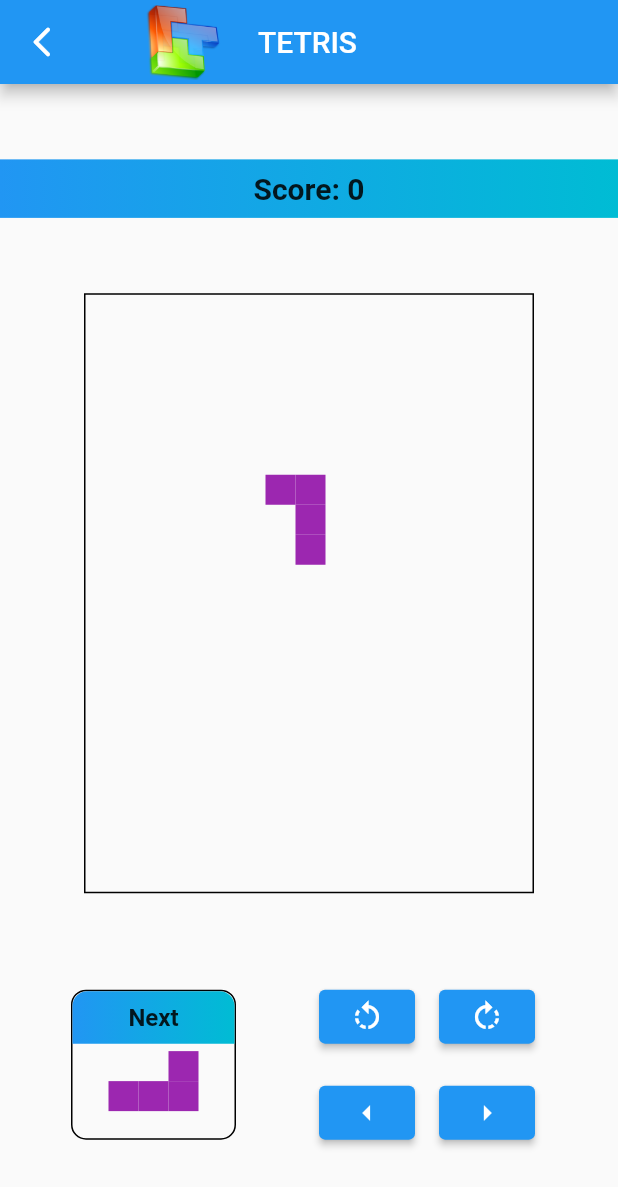
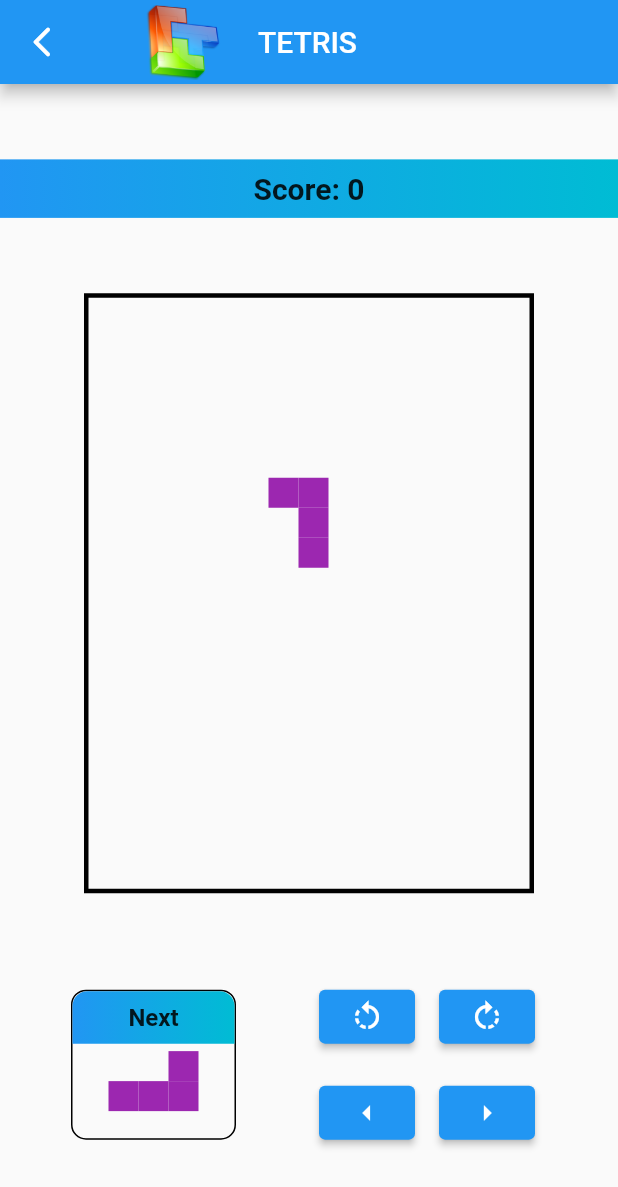
Before and after one commit to M074MED/Tetris_App_arabic_version, a Flutter app: the GamePage screen opened by its route, after a tap on the "rotate left" icon, on a phone screen of 412 x 824 dp. Shown: the top 1187 px of the screen. Run offline on Flutter 3.47's test engine with Material 2 defaults, Android fonts, the light colour scheme and no system bars.

Commit message:
add vibration and border color changer

```diff
--- a/lib/blocks/block.dart
+++ b/lib/blocks/block.dart
@@ -7,6 +7,7 @@ class Block {
   List<Point> points = [Point(0, 0), Point(0, 0), Point(0, 0), Point(0, 0)];
   late Point rotationCenter;
   late Color color;
+  int movementNum = 0;
 
   void move(MoveDir dir) {
     switch (dir) {
@@ -15,6 +16,7 @@ class Block {
           points.forEach((p) {
             p.x--;
           });
+          movementNum++;
         }
         break;
       case MoveDir.right:
@@ -22,6 +24,7 @@ class Block {
           points.forEach((p) {
             p.x++;
           });
+          movementNum++;
         }
         break;
       case MoveDir.down:
@@ -50,7 +53,9 @@ class Block {
     });
     if (!canMoveToSide(0)) {
       rotateLeft();
+      movementNum--;
     }
+    movementNum++;
   }
 
   void rotateLeft() {
@@ -61,7 +66,9 @@ class Block {
     });
     if (!canMoveToSide(0)) {
       rotateRight();
+      movementNum--;
     }
+    movementNum++;
   }
 
   bool isAtBottom() {
--- a/lib/pages/game_page.dart
+++ b/lib/pages/game_page.dart
@@ -1,10 +1,14 @@
 import 'dart:async';
+import 'dart:math';
+import 'package:collection/collection.dart';
 
 import 'package:flutter/material.dart';
+import 'package:flutter/services.dart';
 import 'package:tetris_app/blocks/Iblock.dart';
 import 'package:tetris_app/blocks/Lblock.dart';
 import 'package:tetris_app/blocks/alivePoints.dart';
 import 'package:tetris_app/blocks/block.dart';
+import 'package:tetris_app/main.dart';
 import 'package:tetris_app/pages/helper.dart';
 
 import '../blocks/Jblock.dart';
@@ -12,6 +16,7 @@ import '../blocks/SQblock.dart';
 import '../blocks/Sblock.dart';
 import '../blocks/Tblock.dart';
 import '../blocks/Zblock.dart';
+import '../blocks/point.dart';
 
 enum LastButtonPressed { left, right, rotateLeft, rotateRight, none }
 enum MoveDir { left, right, down }
@@ -39,6 +44,9 @@ class _GamePageState extends State<GamePage> {
   List<AlivePoint> alivePoints = [];
   int score = 0;
   bool gameOver = false;
+  Color? borderColor;
+  double meanHeight = 0;
+  int maxHeight = 0;
 
   @override
   void initState() {
@@ -65,23 +73,29 @@ class _GamePageState extends State<GamePage> {
             currentBlock!.move(MoveDir.left);
             if (isAboveOldBlock(Ydistance: 0)) {
               currentBlock!.move(MoveDir.right);
+              currentBlock!.movementNum--;
             }
             break;
           case LastButtonPressed.right:
             currentBlock!.move(MoveDir.right);
             if (isAboveOldBlock(Ydistance: 0)) {
               currentBlock!.move(MoveDir.left);
+              currentBlock!.movementNum--;
             }
             break;
           case LastButtonPressed.rotateLeft:
             currentBlock!.rotateLeft();
-            if (isAboveOldBlock(Ydistance: 0) || currentBlock!.isAtBottom() || currentBlock!.name == "SQBlock") {
+            if (isAboveOldBlock(Ydistance: 0) ||
+                currentBlock!.isAtBottom() ||
+                currentBlock!.name == "SQBlock") {
               currentBlock!.rotateRight();
             }
             break;
           case LastButtonPressed.rotateRight:
             currentBlock!.rotateRight();
-            if (isAboveOldBlock(Ydistance: 0) || currentBlock!.isAtBottom() || currentBlock!.name == "SQBlock") {
+            if (isAboveOldBlock(Ydistance: 0) ||
+                currentBlock!.isAtBottom() ||
+                currentBlock!.name == "SQBlock") {
               currentBlock!.rotateLeft();
             }
             break;
@@ -149,21 +163,184 @@ class _GamePageState extends State<GamePage> {
     return value;
   }
 
+  void highestPoint() {
+    Map<String, List<int>?> pointsY = {
+      "1 column": [20],
+      "2 column": [20],
+      "3 column": [20],
+      "4 column": [20],
+      "5 column": [20],
+      "6 column": [20],
+      "7 column": [20],
+      "8 column": [20],
+      "9 column": [20],
+      "10 column": [20],
+      "11 column": [20],
+      "12 column": [20],
+      "13 column": [20],
+      "14 column": [20],
+      "15 column": [20],
+    };
+    alivePoints.forEach((point) {
+      switch (point.x) {
+        case 0:
+          pointsY["1 column"]!.add(point.y);
+          break;
+        case 1:
+          pointsY["2 column"]!.add(point.y);
+          break;
+        case 2:
+          pointsY["3 column"]!.add(point.y);
+          break;
+        case 3:
+          pointsY["4 column"]!.add(point.y);
+          break;
+        case 4:
+          pointsY["5 column"]!.add(point.y);
+          break;
+        case 5:
+          pointsY["6 column"]!.add(point.y);
+          break;
+        case 6:
+          pointsY["7 column"]!.add(point.y);
+          break;
+        case 7:
+          pointsY["8 column"]!.add(point.y);
+          break;
+        case 8:
+          pointsY["9 column"]!.add(point.y);
+          break;
+        case 9:
+          pointsY["10 column"]!.add(point.y);
+          break;
+        case 10:
+          pointsY["11 column"]!.add(point.y);
+          break;
+        case 11:
+          pointsY["12 column"]!.add(point.y);
+          break;
+        case 12:
+          pointsY["13 column"]!.add(point.y);
+          break;
+        case 13:
+          pointsY["14 column"]!.add(point.y);
+          break;
+        case 14:
+          pointsY["15 column"]!.add(point.y);
+          break;
+        default:
+      }
+    });
+    List<int> mainPoints = [];
+    for (var i = 1; i <= 15; i++) {
+      mainPoints.add(20 - pointsY["$i column"]!.reduce(min));
+    }
+    Map<String, int> Cds = {
+      "1-2": 0,
+      "2-3": 0,
+      "3-4": 0,
+      "4-5": 0,
+      "5-6": 0,
+      "6-7": 0,
+      "7-8": 0,
+      "8-9": 0,
+      "9-10": 0,
+      "10-11": 0,
+      "11-12": 0,
+      "12-13": 0,
+      "13-14": 0,
+      "14-15": 0,
+      "15-15": 0,
+    };
+    for (int i = 1; i <= 15; i++) {
+      Cds["${i}-${i + 1 == 16 ? 15 : i + 1}"] =
+          mainPoints[i == 15 ? 14 : i] - mainPoints[i - 1];
+    }
+    print(Cds);
+    meanHeight = mainPoints.average;
+    maxHeight = mainPoints.reduce(max);
+    print("Points max: ${maxHeight} Points average:  ${meanHeight}");
+    // print('high Point 1 : ${pointsY["1 column"]!.reduce(min)}');
+    // print('high Point 2 : ${pointsY["2 column"]!.reduce(min)}');
+    // print('high Point 3 : ${pointsY["3 column"]!.reduce(min)}');
+    // print('high Point 4 : ${pointsY["4 column"]!.reduce(min)}');
+    // print('high Point 5 : ${pointsY["5 column"]!.reduce(min)}');
+    // print('high Point 6 : ${pointsY["6 column"]!.reduce(min)}');
+    // print('high Point 7 : ${pointsY["7 column"]!.reduce(min)}');
+    // print('high Point 8 : ${pointsY["8 column"]!.reduce(min)}');
+    // print('high Point 9 : ${pointsY["9 column"]!.reduce(min)}');
+    // print('high Point 10 : ${pointsY["10 column"]!.reduce(min)}');
+    // print('high Point 11 : ${pointsY["11 column"]!.reduce(min)}');
+    // print('high Point 12 : ${pointsY["12 column"]!.reduce(min)}');
+    // print('high Point 13 : ${pointsY["13 column"]!.reduce(min)}');
+    // print('high Point 14 : ${pointsY["14 column"]!.reduce(min)}');
+    // print('high Point 15 : ${pointsY["15 column"]!.reduce(min)}');
+  }
+
+  void changeBorderColor() {
+    if (currentBlock!.movementNum < 5) {
+      setState(() {
+        borderColor = Colors.green;
+      });
+      HapticFeedback.lightImpact();
+      HapticFeedback.lightImpact();
+      print("vibrate");
+    } else if (currentBlock!.movementNum < 7) {
+      setState(() {
+        borderColor = Colors.green;
+      });
+    } else if (currentBlock!.movementNum < 13) {
+      setState(() {
+        borderColor = Colors.yellowAccent;
+      });
+    } else {
+      setState(() {
+        borderColor = Colors.red.shade900;
+      });
+    }
+  }
+
+  // void vibrate() {
+  //   switch (currentBlock!.movementNum) {
+  //     case 3:
+  //       HapticFeedback.lightImpact();
+  //       print("vibrate");
+  //       break;
+  //     case 4:
+  //       HapticFeedback.lightImpact();
+  //       print("vibrate");
+  //       break;
+  //     default:
+  //   }
+  //   // if (currentBlock!.movementNum < 5) {
+  //   //   HapticFeedback.lightImpact();
+  //   //   print("vibrate");
+  //   //   HapticFeedback.lightImpact();
+  //   //   print("vibrate");
+  //   // }
+  // }
+
   void onTimeTick(Timer time) {
     if (currentBlock == null || gameOver) return;
 
     if (playerLost()) {
       gameOver = true;
     }
-
     // Check if the current block is at the bottom or above an old block
     if (currentBlock!.isAtBottom() || isAboveOldBlock()) {
+      changeBorderColor();
       // Save the block
       saveOldBlock();
       // Draw new block
       setState(() {
+        currentBlock!.movementNum = 0;
         currentBlock = nextBlock;
         nextBlock = getRandomBlock();
+      });
+      Future.delayed(const Duration(milliseconds: 500), () {
+        setState(() {
+          borderColor = Colors.black;
+        });
       });
     } else {
       setState(() {
@@ -305,7 +482,7 @@ class _GamePageState extends State<GamePage> {
             width: width,
             height: height,
             decoration: BoxDecoration(
-              border: Border.all(color: Colors.black),
+              border: Border.all(color: borderColor ?? Colors.black, width: 3),
             ),
             child: gameOver
                 ? Column(
@@ -400,6 +577,7 @@ class _GamePageState extends State<GamePage> {
                           setState(() {
                             performAction = LastButtonPressed.rotateLeft;
                           });
+                          highestPoint();
                         },
                         child: const Icon(
                           Icons.rotate_left,
```
Also changed, not shown: 1 other file.
